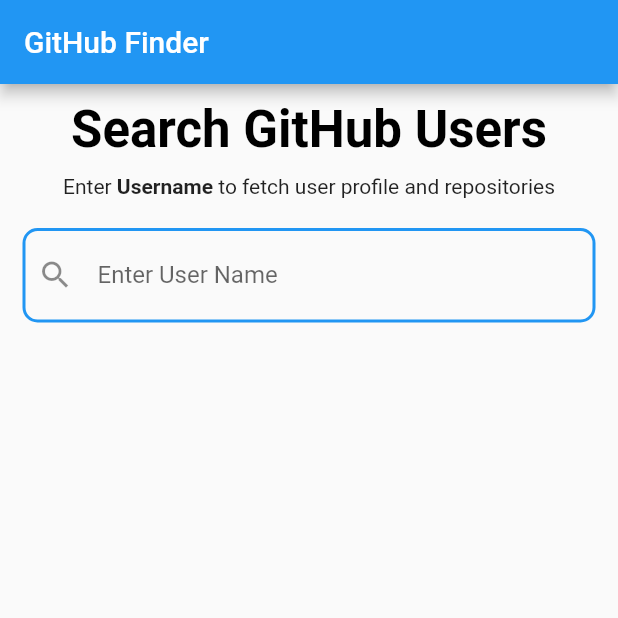
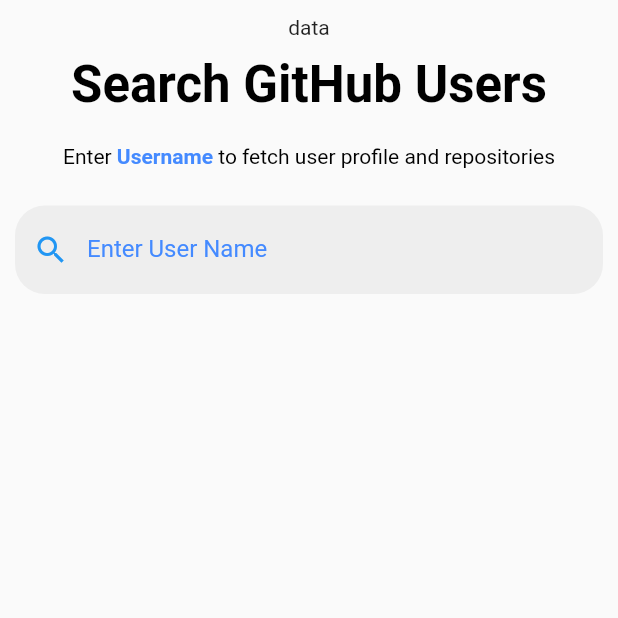
Before and after one commit to udaykumaruking/github_finder, a Flutter app: the screen it shows after launch, on a phone screen of 412 x 824 dp, the top half of it. Run offline on Flutter 3.47's test engine with Material 2 defaults, Android fonts, the phone set to English and light mode, and no system bars.

Commit message:
removed app bar and started custom app bar

```diff
--- a/lib/main.dart
+++ b/lib/main.dart
@@ -11,19 +11,22 @@ class MyApp extends StatelessWidget {
       title: 'GitHub Finder',
       theme: ThemeData(
         primarySwatch: Colors.blue,
-        //visualDensity: VisualDensity.adaptivePlatformDensity,
+        //brightness: Brightness.dark,
+        visualDensity: VisualDensity.adaptivePlatformDensity,
       ),
       debugShowCheckedModeBanner: false,
       home: Scaffold(
-        appBar: AppBar(
-          title: Text(
-            'GitHub Finder',
-            style: TextStyle(
-              color: Colors.white,
-            ),
-          ),
-        ),
+        //backgroundColor: ,
         body: HomeBody(),
+
+        // appBar: AppBar(
+        //   title: Text(
+        //     'GitHub Finder',
+        //     style: TextStyle(
+        //       color: Colors.white,
+        //     ),
+        //   ),
+        // ),
       ),
     );
   }
--- a/lib/screens/HomeBody.dart
+++ b/lib/screens/HomeBody.dart
@@ -1,4 +1,5 @@
 import 'package:flutter/material.dart';
+import '../widgets/appBarCustom.dart';
 import '../widgets/headerText.dart';
 import '../widgets/richText.dart';
 import '../widgets/search.dart';
@@ -6,21 +7,27 @@ import '../widgets/search.dart';
 class HomeBody extends StatelessWidget {
   @override
   Widget build(BuildContext context) {
-    return Column(
+    return SafeArea(
+      child: Column(
         children: <Widget>[
+          SizedBox(
+            height: 10,
+          ),
+          AppBarCustom(),
           SizedBox(
             height: 10,
           ),
           HeaderText(),
           SizedBox(
-          height: 10,
+            height: 20,
           ),
           RichTextWidget(),
           SizedBox(
-          height: 20,
+            height: 15,
           ),
           SearchBar(),
         ],
+      ),
     );
   }
 }
--- /dev/null
+++ b/lib/widgets/appBarCustom.dart
@@ -0,0 +1,10 @@
+import 'package:flutter/material.dart';
+
+class AppBarCustom extends StatelessWidget {
+  @override
+  Widget build(BuildContext context) {
+    return Container(
+      child: Text('data'),
+    );
+  }
+}
--- a/lib/widgets/richText.dart
+++ b/lib/widgets/richText.dart
@@ -6,10 +6,15 @@ class RichTextWidget extends StatelessWidget {
     return RichText(
       text: TextSpan(
         text: 'Enter ',
-        style: DefaultTextStyle.of(context).style,
+        style: DefaultTextStyle.of(context).style.copyWith(color: Colors.black),
         children: <TextSpan>[
           TextSpan(
-              text: 'Username', style: TextStyle(fontWeight: FontWeight.bold)),
+            text: 'Username',
+            style: TextStyle(
+              fontWeight: FontWeight.bold,
+              color: Colors.blueAccent,
+            ),
+          ),
           TextSpan(text: ' to fetch user profile and repositories'),
         ],
       ),
--- a/lib/widgets/search.dart
+++ b/lib/widgets/search.dart
@@ -9,34 +9,32 @@ class _SearchBarState extends State<SearchBar> {
   @override
   Widget build(BuildContext context) {
     return Container(
-      margin: EdgeInsets.fromLTRB(15, 0, 15, 0),
-      padding: EdgeInsets.fromLTRB(8, 0, 8, 0),
-      decoration: BoxDecoration(
-        borderRadius: BorderRadius.circular(10),
-        border: Border.all(
-          width: 2,
-          color: Colors.blue,
+      child: TextField(
+        decoration: InputDecoration(
+          enabledBorder: OutlineInputBorder(
+            borderSide: BorderSide(color: Colors.transparent),
+            borderRadius: BorderRadius.all(
+              Radius.circular(20),
+            ),
+          ),
+          focusedBorder: OutlineInputBorder(
+            borderRadius: BorderRadius.all(
+              Radius.circular(15),
+            ),
+            borderSide: BorderSide(color: Colors.blue),
+          ),
+          prefixIcon: Icon(
+            Icons.search,
+            color: Colors.blue,
+          ),
+          labelText: 'Enter User Name',
+          labelStyle: TextStyle(color: Colors.blueAccent),
+          hintText: "Ex: udaykumaruking",
+          filled: true,
+          fillColor: Colors.grey[200],
         ),
       ),
-      child: TextField(
-        decoration: InputDecoration(
-            labelText: 'Enter User Name',
-            hintText: 'Ex: udaykumaruking',
-            // border: OutlineInputBorder(
-            //   borderRadius: BorderRadius.circular(5),
-            //   borderSide: BorderSide(
-            //     style: BorderStyle.solid,
-            //     color: Colors.blue,
-            //   ),
-            // ),
-            border: InputBorder.none,
-            icon: Icon(
-              Icons.search,
-            )),
-        autocorrect: false,
-        cursorColor: Colors.black,
-        onChanged: (value) {},
-      ),
+      padding: EdgeInsets.fromLTRB(10, 10, 10, 10),
     );
   }
 }
```
Lines whose indentation alone changed are shown as unchanged.
